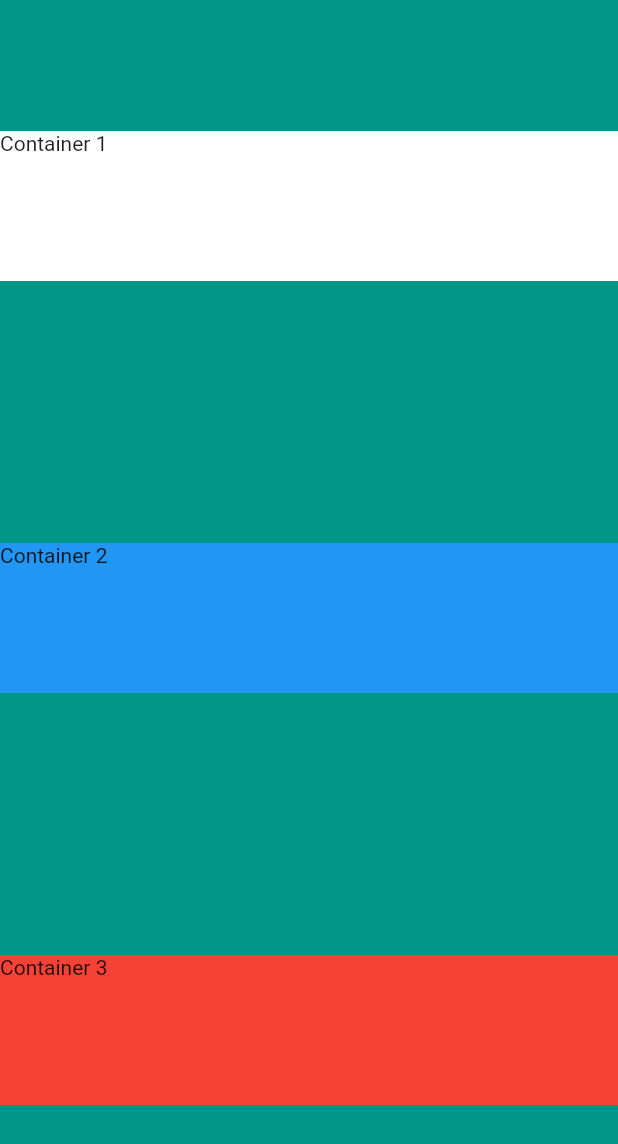
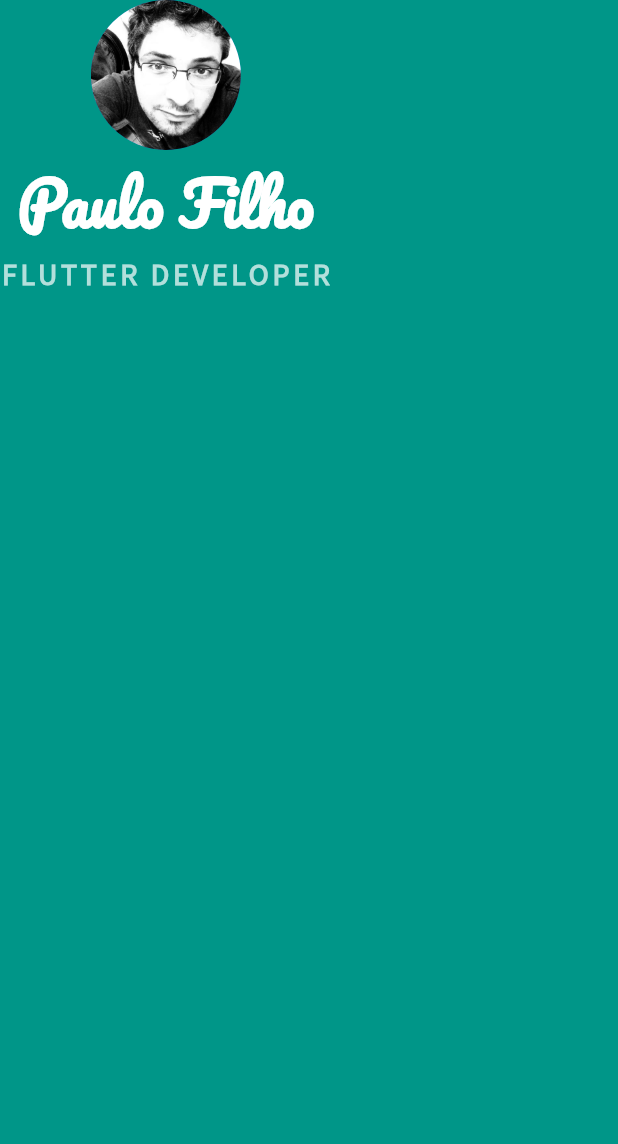
Before and after one commit to paulocf92/flutter-app-brewery, a Flutter app: the screen it shows after launch, on a phone screen of 412 x 824 dp. Shown: the top 1144 px of the screen. Run offline on Flutter 3.47's test engine with Material 2 defaults, Android fonts, the phone set to English and light mode, and no system bars.

Commit message:
feat: define app layout with CircleAvatar and custom fonts

```diff
--- a/mi-card/lib/main.dart
+++ b/mi-card/lib/main.dart
@@ -12,23 +12,29 @@
         backgroundColor: Colors.teal,
         body: SafeArea(
           child: Column(
-            mainAxisAlignment: MainAxisAlignment.spaceAround,
-            crossAxisAlignment: CrossAxisAlignment.stretch,
             children: <Widget>[
-              Container(
-                height: 100,
-                color: Colors.white,
-                child: Text('Container 1'),
+              CircleAvatar(
+                radius: 50.0,
+                backgroundImage: AssetImage('images/paulo.jpg'),
               ),
-              Container(
-                height: 100,
-                color: Colors.blue,
-                child: Text('Container 2'),
+              Text(
+                'Paulo Filho',
+                style: TextStyle(
+                  fontFamily: 'Pacifico',
+                  fontSize: 40.0,
+                  color: Colors.white,
+                  fontWeight: FontWeight.bold,
+                ),
               ),
-              Container(
-                height: 100,
-                color: Colors.red,
-                child: Text('Container 3'),
+              Text(
+                'FLUTTER DEVELOPER',
+                style: TextStyle(
+                  fontFamily: 'Source Sans Pro',
+                  fontSize: 20.0,
+                  letterSpacing: 2.5,
+                  color: Colors.teal.shade100,
+                  fontWeight: FontWeight.bold,
+                ),
               ),
             ],
           ),
```
Also changed, not shown: mi-card/pubspec.yaml (+9 -50 lines), mi-card/fonts/Pacifico-Regular.ttf (added), mi-card/fonts/SourceSansPro-Regular.ttf (added), mi-card/images/paulo.jpg (added).
